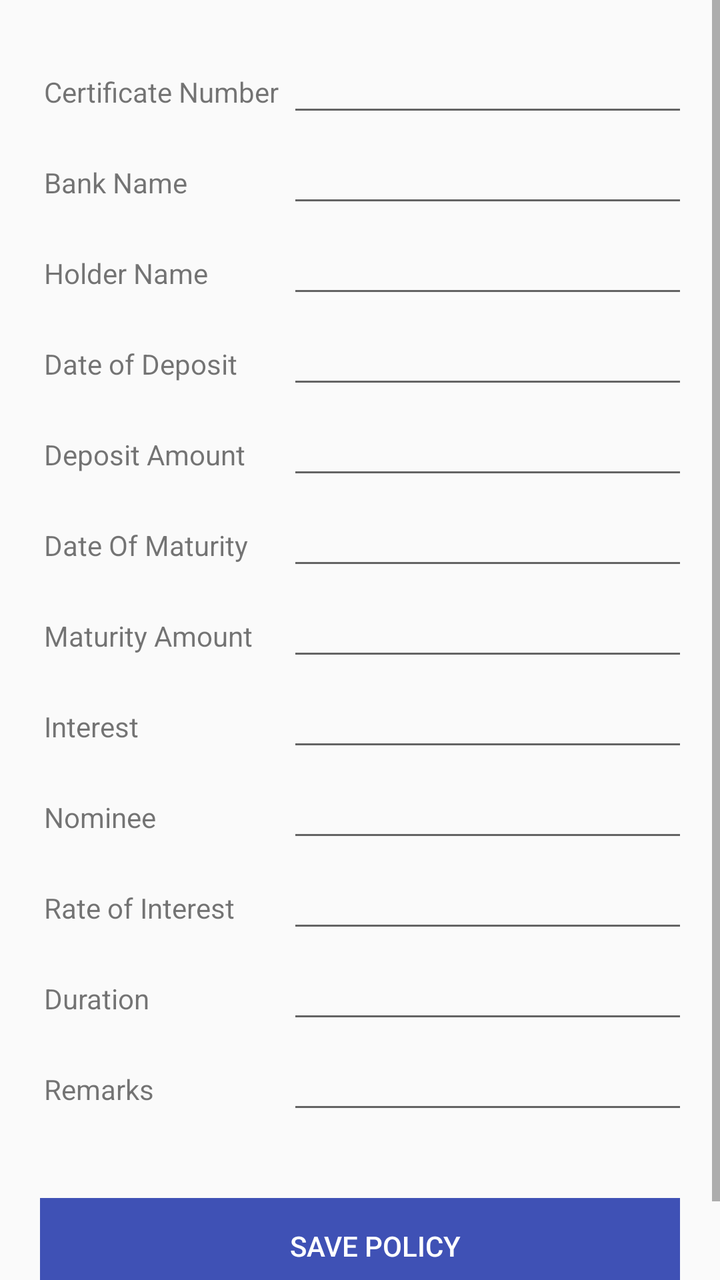
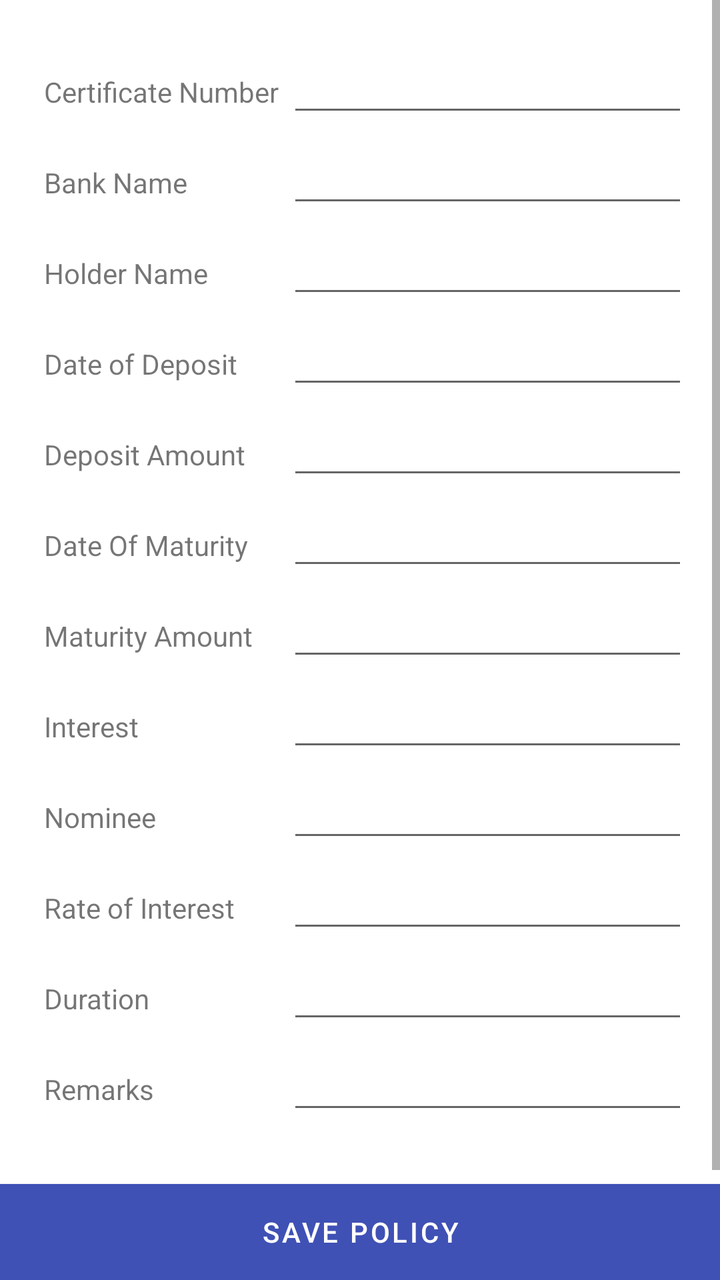

An Android layout rendered at two revisions. The XML below is the earlier revision; the diff shows what the commit changed to produce the second picture.
<!-- AndroidManifest.xml: application theme AppTheme -->
<!-- res/layout/activity_add_new_policy.xml -->
<?xml version="1.0" encoding="utf-8"?>

<RelativeLayout xmlns:android="http://schemas.android.com/apk/res/android"
    android:layout_width="match_parent"
    android:layout_height="match_parent"
    android:fitsSystemWindows="true">

    <ScrollView
        android:layout_width="match_parent"
        android:layout_height="match_parent">

        <TableLayout
            android:layout_width="wrap_content"
            android:layout_height="wrap_content"
            android:layout_alignParentTop="true"
            android:layout_centerHorizontal="true"
            android:layout_margin="20dp"
            android:focusable="false"
            android:focusableInTouchMode="true">

            <TableRow
                android:layout_width="match_parent"
                android:layout_height="match_parent"
                android:visibility="visible">


                <TextView

                    android:layout_width="wrap_content"
                    android:layout_height="wrap_content"
                    android:layout_margin="2dp"
                    android:text="Certificate Number"
                    android:visibility="visible" />

                <EditText
                    android:id="@+id/certificateNumber"
                    android:layout_width="wrap_content"
                    android:layout_height="wrap_content"
                    android:layout_margin="2dp"
                    android:ems="10"
                    android:inputType="textPersonName"
                    android:visibility="visible" />

            </TableRow>

            <TableRow
                android:layout_width="match_parent"
                android:layout_height="match_parent"
                android:visibility="visible">


                <TextView

                    android:layout_width="wrap_content"
                    android:layout_height="wrap_content"
                    android:layout_margin="2dp"
                    android:text="Bank Name"
                    android:visibility="visible" />

                <EditText
                    android:id="@+id/bankName"
                    android:layout_width="wrap_content"
                    android:layout_height="wrap_content"
                    android:layout_margin="2dp"
                    android:ems="10"
                    android:inputType="textPersonName"
                    android:visibility="visible" />

            </TableRow>

            <TableRow
                android:layout_width="match_parent"
                android:layout_height="match_parent"
                android:visibility="visible">


                <TextView
                    android:id="@+id/asdasd"
                    android:layout_width="wrap_content"
                    android:layout_height="wrap_content"
                    android:layout_margin="2dp"
                    android:text="Holder Name" />

                <EditText
                    android:id="@+id/holder"
                    android:layout_width="wrap_content"
                    android:layout_height="wrap_content"
                    android:layout_margin="2dp"
                    android:ems="10"
                    android:inputType="textPersonName" />

            </TableRow>

            <TableRow
                android:layout_width="match_parent"
                android:layout_height="match_parent"
                android:visibility="visible">


                <TextView
                    android:id="@+id/gfsgfg"
                    android:layout_width="wrap_content"
                    android:layout_height="wrap_content"
                    android:layout_margin="2dp"
                    android:text="Date of Deposit" />

                <EditText
                    android:id="@+id/dateOfDeposit"
                    android:layout_width="wrap_content"
                    android:layout_height="wrap_content"
                    android:layout_margin="2dp"
                    android:ems="10"
                    android:focusable="false"
                    android:inputType="textPersonName" />

            </TableRow>

            <TableRow
                android:layout_width="match_parent"
                android:layout_height="match_parent"
                android:visibility="visible">


                <TextView

                    android:layout_width="wrap_content"
                    android:layout_height="wrap_content"
                    android:layout_margin="2dp"
                    android:text="Deposit Amount" />

                <EditText
                    android:id="@+id/depositAmount"
                    android:layout_width="wrap_content"
                    android:layout_height="wrap_content"
                    android:layout_margin="2dp"
                    android:ems="10"
                    android:inputType="number" />

            </TableRow>

            <TableRow
                android:layout_width="match_parent"
                android:layout_height="match_parent">


                <TextView

                    android:layout_width="wrap_content"
                    android:layout_height="wrap_content"
                    android:layout_margin="2dp"
                    android:text="Date Of Maturity" />

                <EditText
                    android:id="@+id/dateOfMaturity"
                    android:layout_width="wrap_content"
                    android:layout_height="wrap_content"
                    android:layout_margin="2dp"
                    android:ems="10"
                    android:focusable="false"
                    android:inputType="textPersonName" />

            </TableRow>

            <TableRow
                android:layout_width="match_parent"
                android:layout_height="match_parent">


                <TextView

                    android:layout_width="wrap_content"
                    android:layout_height="wrap_content"
                    android:layout_margin="2dp"
                    android:text="Maturity Amount" />

                <EditText
                    android:id="@+id/maturityAmount"
                    android:layout_width="wrap_content"
                    android:layout_height="wrap_content"
                    android:layout_margin="2dp"
                    android:ems="10"
                    android:inputType="number" />

            </TableRow>

            <TableRow
                android:layout_width="match_parent"
                android:layout_height="match_parent">


                <TextView

                    android:layout_width="wrap_content"
                    android:layout_height="wrap_content"
                    android:layout_margin="2dp"
                    android:text="Interest" />

                <EditText
                    android:id="@+id/interest"
                    android:layout_width="wrap_content"
                    android:layout_height="wrap_content"
                    android:layout_margin="2dp"
                    android:ems="10"
                    android:inputType="number" />

            </TableRow>

            <TableRow
                android:layout_width="match_parent"
                android:layout_height="match_parent">


                <TextView

                    android:layout_width="wrap_content"
                    android:layout_height="wrap_content"
                    android:layout_margin="2dp"
                    android:text="Nominee" />

            <EditText
                android:id="@+id/nominee"
                android:layout_width="wrap_content"
                android:layout_height="wrap_content"
                android:layout_margin="2dp"
                android:ems="10"
                android:inputType="textPersonName" />

        </TableRow>

        <TableRow
            android:layout_width="match_parent"
            android:layout_height="match_parent">


            <TextView

                android:layout_width="wrap_content"
                android:layout_height="wrap_content"
                android:layout_margin="2dp"
                android:text="Rate of Interest" />

            <EditText
                android:id="@+id/rateOfInterest"
                android:layout_width="wrap_content"
                android:layout_height="wrap_content"
                android:layout_margin="2dp"
                android:ems="10"
                android:inputType="numberDecimal" />

        </TableRow>

        <TableRow
            android:layout_width="match_parent"
            android:layout_height="match_parent">


            <TextView

                android:layout_width="wrap_content"
                android:layout_height="wrap_content"
                android:layout_margin="2dp"
                android:text="Duration" />

            <EditText
                android:id="@+id/durationInt"
                android:layout_width="wrap_content"
                android:layout_height="wrap_content"
                android:layout_margin="2dp"
                android:ems="10"
                android:inputType="numberDecimal" />

        </TableRow>

        <TableRow
            android:layout_width="match_parent"
            android:layout_height="match_parent"
            android:layout_marginBottom="35dp">


            <TextView

                android:layout_width="wrap_content"
                android:layout_height="wrap_content"
                android:layout_margin="2dp"
                android:text="Remarks" />

            <EditText
                android:id="@+id/remarks"
                android:layout_width="wrap_content"
                android:layout_height="wrap_content"
                android:layout_margin="2dp"
                android:ems="10"
                android:inputType="textPersonName" />

        </TableRow>

        <TableRow
            android:layout_width="match_parent"
            android:layout_height="match_parent"
            android:layout_marginBottom="35dp">


            <Button
                android:id="@+id/save"
                android:layout_span="2"
                android:layout_width="match_parent"
                android:layout_height="wrap_content"
                android:layout_alignParentBottom="true"
                android:layout_alignParentStart="true"
                android:background="@color/colorPrimary"
                android:textColor="#FFF"
                android:text="Save Policy" />

        </TableRow>



    </TableLayout>

    </ScrollView>

    <ProgressBar
        android:id="@+id/progressBar"
        style="?android:attr/progressBarStyleLarge"
        android:layout_width="wrap_content"
        android:layout_height="wrap_content"
        android:layout_centerInParent="true"
        android:visibility="gone" />

</RelativeLayout>
<!-- resources referenced by this layout -->
<resources>
  <color name="colorPrimary">#3F51B5</color>
  <style name="AppTheme" parent="Theme.AppCompat.Light.DarkActionBar">
          <item name="colorPrimary">@color/colorPrimary</item>
          <item name="colorPrimaryDark">@color/colorPrimaryDark</item>
          <item name="colorAccent">@color/colorAccent</item>
      </style>
  <color name="colorPrimaryDark">#303F9F</color>
  <color name="colorAccent">#3F51B5</color>
</resources>

<!-- the commit's change to res/layout/activity_add_new_policy.xml (unified diff, before → after) -->
@@ -1,19 +1,23 @@
 <?xml version="1.0" encoding="utf-8"?>
 
-<RelativeLayout xmlns:android="http://schemas.android.com/apk/res/android"
+<LinearLayout xmlns:android="http://schemas.android.com/apk/res/android"
+    xmlns:tools="http://schemas.android.com/tools"
+    android:id="@+id/main"
     android:layout_width="match_parent"
     android:layout_height="match_parent"
-    android:fitsSystemWindows="true">
+    android:orientation="vertical"
+    android:fitsSystemWindows="true"
+    tools:context=".AddNewPolicy">
 
     <ScrollView
         android:layout_width="match_parent"
-        android:layout_height="match_parent">
+        android:layout_height="0dp"
+        android:layout_weight="1">
 
         <TableLayout
             android:layout_width="wrap_content"
             android:layout_height="wrap_content"
-            android:layout_alignParentTop="true"
-            android:layout_centerHorizontal="true"
+            android:layout_gravity="center_horizontal"
             android:layout_margin="20dp"
             android:focusable="false"
             android:focusableInTouchMode="true">
@@ -217,114 +221,101 @@
                     android:layout_margin="2dp"
                     android:text="Nominee" />
 
-            <EditText
-                android:id="@+id/nominee"
-                android:layout_width="wrap_content"
-                android:layout_height="wrap_content"
-                android:layout_margin="2dp"
-                android:ems="10"
-                android:inputType="textPersonName" />
-
-        </TableRow>
-
-        <TableRow
-            android:layout_width="match_parent"
-            android:layout_height="match_parent">
-
-
-            <TextView
-
-                android:layout_width="wrap_content"
-                android:layout_height="wrap_content"
-                android:layout_margin="2dp"
-                android:text="Rate of Interest" />
-
-            <EditText
-                android:id="@+id/rateOfInterest"
-                android:layout_width="wrap_content"
-                android:layout_height="wrap_content"
-                android:layout_margin="2dp"
-                android:ems="10"
-                android:inputType="numberDecimal" />
-
-        </TableRow>
-
-        <TableRow
-            android:layout_width="match_parent"
-            android:layout_height="match_parent">
-
-
-            <TextView
-
-                android:layout_width="wrap_content"
-                android:layout_height="wrap_content"
-                android:layout_margin="2dp"
-                android:text="Duration" />
-
-            <EditText
-                android:id="@+id/durationInt"
-                android:layout_width="wrap_content"
-                android:layout_height="wrap_content"
-                android:layout_margin="2dp"
-                android:ems="10"
-                android:inputType="numberDecimal" />
-
-        </TableRow>
-
-        <TableRow
-            android:layout_width="match_parent"
-            android:layout_height="match_parent"
-            android:layout_marginBottom="35dp">
-
-
-            <TextView
-
-                android:layout_width="wrap_content"
-                android:layout_height="wrap_content"
-                android:layout_margin="2dp"
-                android:text="Remarks" />
-
-            <EditText
-                android:id="@+id/remarks"
-                android:layout_width="wrap_content"
-                android:layout_height="wrap_content"
-                android:layout_margin="2dp"
-                android:ems="10"
-                android:inputType="textPersonName" />
-
-        </TableRow>
-
-        <TableRow
-            android:layout_width="match_parent"
-            android:layout_height="match_parent"
-            android:layout_marginBottom="35dp">
-
-
-            <Button
-                android:id="@+id/save"
-                android:layout_span="2"
-                android:layout_width="match_parent"
-                android:layout_height="wrap_content"
-                android:layout_alignParentBottom="true"
-                android:layout_alignParentStart="true"
-                android:background="@color/colorPrimary"
-                android:textColor="#FFF"
-                android:text="Save Policy" />
-
-        </TableRow>
-
-
-
-    </TableLayout>
+                <EditText
+                    android:id="@+id/nominee"
+                    android:layout_width="wrap_content"
+                    android:layout_height="wrap_content"
+                    android:layout_margin="2dp"
+                    android:ems="10"
+                    android:inputType="textPersonName" />
+
+            </TableRow>
+
+            <TableRow
+                android:layout_width="match_parent"
+                android:layout_height="match_parent">
+
+
+                <TextView
+
+                    android:layout_width="wrap_content"
+                    android:layout_height="wrap_content"
+                    android:layout_margin="2dp"
+                    android:text="Rate of Interest" />
+
+                <EditText
+                    android:id="@+id/rateOfInterest"
+                    android:layout_width="wrap_content"
+                    android:layout_height="wrap_content"
+                    android:layout_margin="2dp"
+                    android:ems="10"
+                    android:inputType="numberDecimal" />
+
+            </TableRow>
+
+            <TableRow
+                android:layout_width="match_parent"
+                android:layout_height="match_parent">
+
+
+                <TextView
+
+                    android:layout_width="wrap_content"
+                    android:layout_height="wrap_content"
+                    android:layout_margin="2dp"
+                    android:text="Duration" />
+
+                <EditText
+                    android:id="@+id/durationInt"
+                    android:layout_width="wrap_content"
+                    android:layout_height="wrap_content"
+                    android:layout_margin="2dp"
+                    android:ems="10"
+                    android:inputType="numberDecimal" />
+
+            </TableRow>
+
+            <TableRow
+                android:layout_width="match_parent"
+                android:layout_height="match_parent"
+                android:layout_marginBottom="35dp">
+
+
+                <TextView
+
+                    android:layout_width="wrap_content"
+                    android:layout_height="wrap_content"
+                    android:layout_margin="2dp"
+                    android:text="Remarks" />
+
+                <EditText
+                    android:id="@+id/remarks"
+                    android:layout_width="wrap_content"
+                    android:layout_height="wrap_content"
+                    android:layout_margin="2dp"
+                    android:ems="10"
+                    android:inputType="textPersonName" />
+
+            </TableRow>
+
+        </TableLayout>
 
     </ScrollView>
+
+    <Button
+        android:id="@+id/save"
+        android:layout_width="match_parent"
+        android:layout_height="wrap_content"
+        android:background="@color/colorPrimary"
+        android:textColor="#FFF"
+        android:text="Save Policy" />
 
     <ProgressBar
         android:id="@+id/progressBar"
         style="?android:attr/progressBarStyleLarge"
         android:layout_width="wrap_content"
         android:layout_height="wrap_content"
-        android:layout_centerInParent="true"
+        android:layout_gravity="center"
         android:visibility="gone" />
 
-</RelativeLayout>
+</LinearLayout>
<!-- resource entries referenced after the edit -->
@@ -1,12 +1,17 @@
 <!-- resources referenced by this layout -->
 <resources>
   <color name="colorPrimary">#3F51B5</color>
-  <style name="AppTheme" parent="Theme.AppCompat.Light.DarkActionBar">
+  <style name="AppTheme" parent="Theme.MaterialComponents.Light.DarkActionBar">
           <item name="colorPrimary">@color/colorPrimary</item>
-          <item name="colorPrimaryDark">@color/colorPrimaryDark</item>
-          <item name="colorAccent">@color/colorAccent</item>
+          <item name="colorPrimaryVariant">@color/colorPrimaryDark</item>
+          <item name="colorOnPrimary">@color/white</item>
+          <item name="colorSecondary">@color/colorAccent</item>
+          <item name="colorSecondaryVariant">@color/colorPrimaryDark</item>
+          <item name="colorOnSecondary">@color/white</item>
+          <item name="android:statusBarColor">?attr/colorPrimaryVariant</item>
       </style>
   <color name="colorPrimaryDark">#303F9F</color>
+  <color name="white">#FFFFFFFF</color>
   <color name="colorAccent">#3F51B5</color>
 </resources>
 
